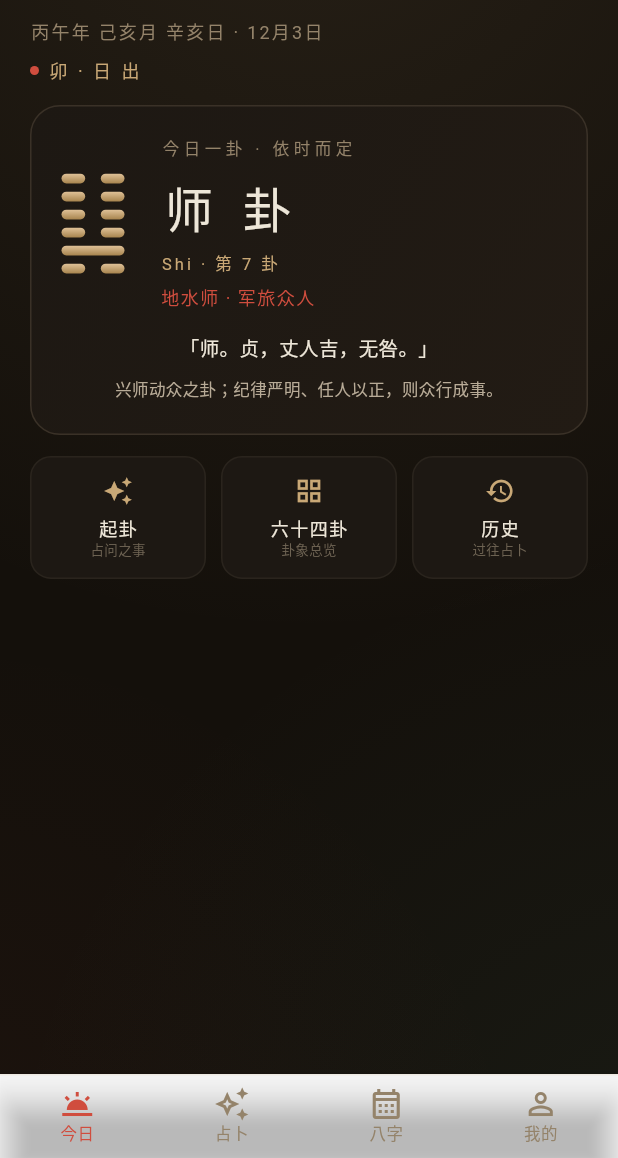
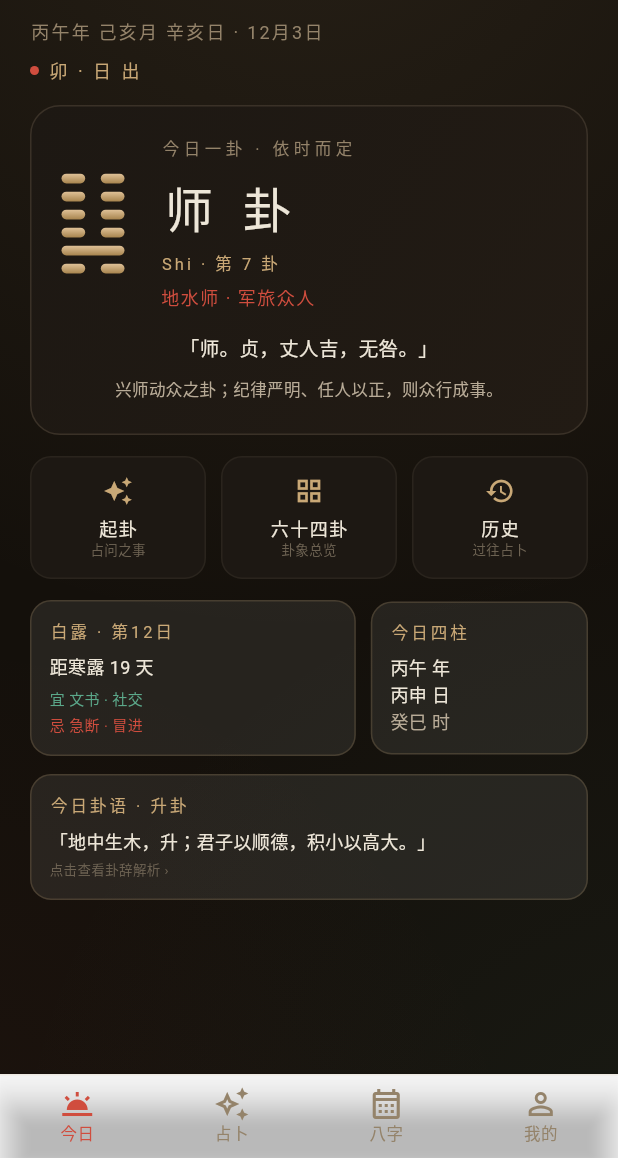
Before and after one commit to MMR-MINGriyue/yijing-app, a Flutter app: the screen it shows after launch, on a phone screen of 412 x 824 dp, the part 78-1236 px from its top. Run offline on Flutter 3.47's test engine with Material 3 defaults, Android fonts, the phone set to English and light mode, and no system bars; our stand-ins replace file_picker, flutter_local_notifications, share_plus, shared_preferences, timezone; Roboto replaces fonts that are missing (NotoSerifSC).

Commit message:
feat(iter54): 主页内容扩充 — 节气宜忌/今日四柱/今日卦语 (v1.47.0)
主页补足内容 (用户选定三区块, 足迹未选):

- core/yi_almanac.dart almanacOf: 节气进度 (当前节气+第几日+距下一节气,
  分钟级 solar_terms) + 日辰宜忌 (日干五行五组规则, 通书式参考) +
  今日年/日/时干支 (与八字排盘同引擎); around 空值回退立春
- HomeViewModel.quoteHex: 日期哈希确定性抽取当日卦语 (同日同卦),
  大象传呈现, 点击直达该卦解析
- 主页新增: 节气·宜忌卡 (宜松绿忌朱砂) + 今日四柱卡 + 今日卦语横幅,
  homeStagger[3] 入场; _homeCard 金描边墨底样式

测试 161 全过 (+2 almanac 自洽/quote 确定性; 主页断言更新含滚动至卦语);
analyze 0; 实机确认三区块一屏尽收; debug APK 构建通过

```diff
--- /dev/null
+++ b/yijing-flutter/lib/core/yi_almanac.dart
@@ -0,0 +1,81 @@
+/// 今日黄历 (iter54) — 节气进度 + 日辰宜忌 + 今日四柱
+/// 宜忌为通书式参考: 依日干五行取用, 非权威黄历.
+library;
+
+import 'bazi.dart';
+import 'lunar_calendar.dart';
+import 'solar_terms.dart';
+import 'yi_calendar.dart';
+
+class AlmanacInfo {
+  final String termName; // 当前节气
+  final int termDayIndex; // 节气第几日 (1-based)
+  final String nextTermName;
+  final int daysToNext; // 距下一节气天数 (向上取整)
+  final List<String> yi;
+  final List<String> ji;
+  final String yearGz, monthGz, dayGz, hourGz;
+  final String dayElement; // 日干五行
+
+  const AlmanacInfo({
+    required this.termName,
+    required this.termDayIndex,
+    required this.nextTermName,
+    required this.daysToNext,
+    required this.yi,
+    required this.ji,
+    required this.yearGz,
+    required this.monthGz,
+    required this.dayGz,
+    required this.hourGz,
+    required this.dayElement,
+  });
+}
+
+/// 日干五行 → 宜忌 (通书式简明规则, 各二)
+const Map<String, List<List<String>>> _kYiJi = {
+  '木': [['谋划', '立约', '学习'], ['争讼', '动怒']],
+  '火': [['文书', '社交', '纳财'], ['急断', '冒进']],
+  '土': [['置业', '迁居', '修造'], ['远行', ' 泅水']],
+  '金': [['决断', '整肃', '收敛'], ['宴饮', '轻诺']],
+  '水': [['出行', '贸易', '通渠'], ['立约', '动土']],
+};
+
+AlmanacInfo almanacOf(DateTime now) {
+  // 节气进度 (around 为空时回退立春)
+  final a = around(now.millisecondsSinceEpoch);
+  final prev = a?.prev;
+  final next = a?.next;
+  final termName = prev?.name ?? '立春';
+  final nextName = next?.name ?? '惊蛰';
+  final prevTs = prev?.ts ?? DateTime(now.year, 2, 4).millisecondsSinceEpoch;
+  final nextTs = next?.ts ??
+      DateTime(now.year, 3, 5).millisecondsSinceEpoch;
+  final dayMs = 86400000;
+  final termDayIndex =
+      ((now.millisecondsSinceEpoch - prevTs) ~/ dayMs + 1).clamp(1, 40);
+  final daysToNext =
+      ((nextTs - now.millisecondsSinceEpoch + dayMs - 1) ~/ dayMs).clamp(1, 40);
+
+  // 四柱 (今日)
+  final yGz = ganzhiYear(now);
+  final mGz = ganzhiMonthPrecise(now);
+  final dGz = ganzhiDay(now);
+  final hGz = hourPillar(dGz[0], shichenIndex(now));
+  final el = kGanWuxing[dGz[0]] ?? '木';
+  final rule = _kYiJi[el] ?? const [['谋划'], ['静守']];
+
+  return AlmanacInfo(
+    termName: termName,
+    termDayIndex: termDayIndex,
+    nextTermName: nextName,
+    daysToNext: daysToNext,
+    yi: rule[0].take(2).toList(),
+    ji: rule[1].take(2).toList(),
+    yearGz: yGz,
+    monthGz: mGz,
+    dayGz: dGz,
+    hourGz: hGz,
+    dayElement: el,
+  );
+}
--- a/yijing-flutter/lib/view/home_screen.dart
+++ b/yijing-flutter/lib/view/home_screen.dart
@@ -1,4 +1,6 @@
 import 'package:flutter/material.dart';
+
+import '../core/yi_almanac.dart';
 
 import '../model/hex.dart';
 import '../theme/yijing_theme.dart';
@@ -60,6 +62,10 @@ class _HomeScreenState extends State<HomeScreen> {
             StaggerIn(delay: YiMotion.homeStagger[1], child: _hero(h)),
             const SizedBox(height: 14),
             StaggerIn(delay: YiMotion.homeStagger[2], child: _quickEntries()),
+            const SizedBox(height: 14),
+            StaggerIn(delay: YiMotion.homeStagger[3], child: _almanacRow()),
+            const SizedBox(height: 12),
+            StaggerIn(delay: YiMotion.homeStagger[3], child: _quoteBanner()),
           ],
         ),
       ),
@@ -184,4 +190,77 @@ class _HomeScreenState extends State<HomeScreen> {
   }
 
 
+  // ---------- 节气宜忌 + 今日四柱 (iter54) ----------
+  Widget _almanacRow() {
+    final a = almanacOf(DateTime.now());
+    return Row(children: [
+      Expanded(
+        flex: 3,
+        child: Container(
+          padding: const EdgeInsets.all(12),
+          decoration: _homeCard(),
+          child: Column(crossAxisAlignment: CrossAxisAlignment.start, children: [
+            Text('${a.termName} · 第${a.termDayIndex}日',
+                style: const TextStyle(fontSize: 11, letterSpacing: 2, color: YiColors.gold)),
+            const SizedBox(height: 5),
+            Text('距${a.nextTermName} ${a.daysToNext} 天',
+                style: const TextStyle(fontSize: 12, color: YiColors.textPrimary)),
+            const SizedBox(height: 6),
+            Text('宜 ${a.yi.join(' · ')}',
+                style: const TextStyle(fontSize: 10, color: YiColors.pine)),
+            const SizedBox(height: 2),
+            Text('忌 ${a.ji.join(' · ')}',
+                style: const TextStyle(fontSize: 10, color: YiColors.cinnabar)),
+          ]),
+        ),
+      ),
+      const SizedBox(width: 10),
+      Expanded(
+        flex: 2,
+        child: Container(
+          padding: const EdgeInsets.all(12),
+          decoration: _homeCard(),
+          child: Column(crossAxisAlignment: CrossAxisAlignment.start, children: [
+            const Text('今日四柱',
+                style: TextStyle(fontSize: 11, letterSpacing: 2, color: YiColors.gold)),
+            const SizedBox(height: 6),
+            Text('${a.yearGz} 年', style: const TextStyle(fontSize: 12, color: YiColors.textPrimary)),
+            Text('${a.dayGz} 日', style: const TextStyle(fontSize: 12, color: YiColors.textPrimary)),
+            Text('${a.hourGz} 时', style: const TextStyle(fontSize: 12, color: YiColors.textSecondary)),
+          ]),
+        ),
+      ),
+    ]);
+  }
+
+  // ---------- 今日卦语 (iter54) ----------
+  Widget _quoteBanner() {
+    final hex = widget.vm.quoteHex;
+    return PressableScale(
+      onTap: () => widget.onOpenDetail(hex.no),
+      child: Container(
+        width: double.infinity,
+        padding: const EdgeInsets.all(12),
+        decoration: _homeCard(),
+        child: Column(crossAxisAlignment: CrossAxisAlignment.start, children: [
+          Text('今日卦语 · ${hex.name}卦',
+              style: const TextStyle(fontSize: 11, letterSpacing: 2, color: YiColors.gold)),
+          const SizedBox(height: 5),
+          Text('「${hex.daxiang}」',
+              maxLines: 2, overflow: TextOverflow.ellipsis,
+              style: const TextStyle(fontSize: 12, height: 1.6, color: YiColors.textPrimary)),
+          const SizedBox(height: 3),
+          const Text('点击查看卦辞解析 ›',
+              style: TextStyle(fontSize: 9, color: YiColors.textMuted)),
+        ]),
+      ),
+    );
+  }
+
+  BoxDecoration _homeCard() => BoxDecoration(
+        color: const Color(0x14FFFFFF),
+        borderRadius: BorderRadius.circular(14),
+        border: Border.all(color: const Color(0x33C9A876)),
+      );
+
 }
--- a/yijing-flutter/lib/viewmodel/home_viewmodel.dart
+++ b/yijing-flutter/lib/viewmodel/home_viewmodel.dart
@@ -25,6 +25,16 @@ class HomeViewModel extends ChangeNotifier {
   bool _refreshed = false; // 刷新过则用 refreshHex 轮换, 否则时辰卦
 
   DateTime get _now => _nowFn();
+
+  Hex? _quoteHex; // 当日卦语 (日期确定性抽取, iter54)
+  Hex get quoteHex => _quoteHex ??= _computeQuote();
+
+  /// 同日同卦: 日期哈希 → 64 卦之一
+  Hex _computeQuote() {
+    final n = _now;
+    final idx = (n.year * 367 + n.month * 31 + n.day) % 64;
+    return _hexRepo.hexByNo(idx + 1);
+  }
 
   /// 今日一卦 (时辰卦 / 刷新轮换)
   Hex get todayHex => _refreshed
--- a/yijing-flutter/pubspec.yaml
+++ b/yijing-flutter/pubspec.yaml
@@ -16,7 +16,7 @@ publish_to: 'none' # Remove this line if you wish to publish to pub.dev
 # https://developer.apple.com/library/archive/documentation/General/Reference/InfoPlistKeyReference/Articles/CoreFoundationKeys.html
 # In Windows, build-name is used as the major, minor, and patch parts
 # of the product and file versions while build-number is used as the build suffix.
-version: 1.46.0+1
+version: 1.47.0+1
 
 environment:
   sdk: ^3.13.2
```
Also changed, not shown: 2 other files.
